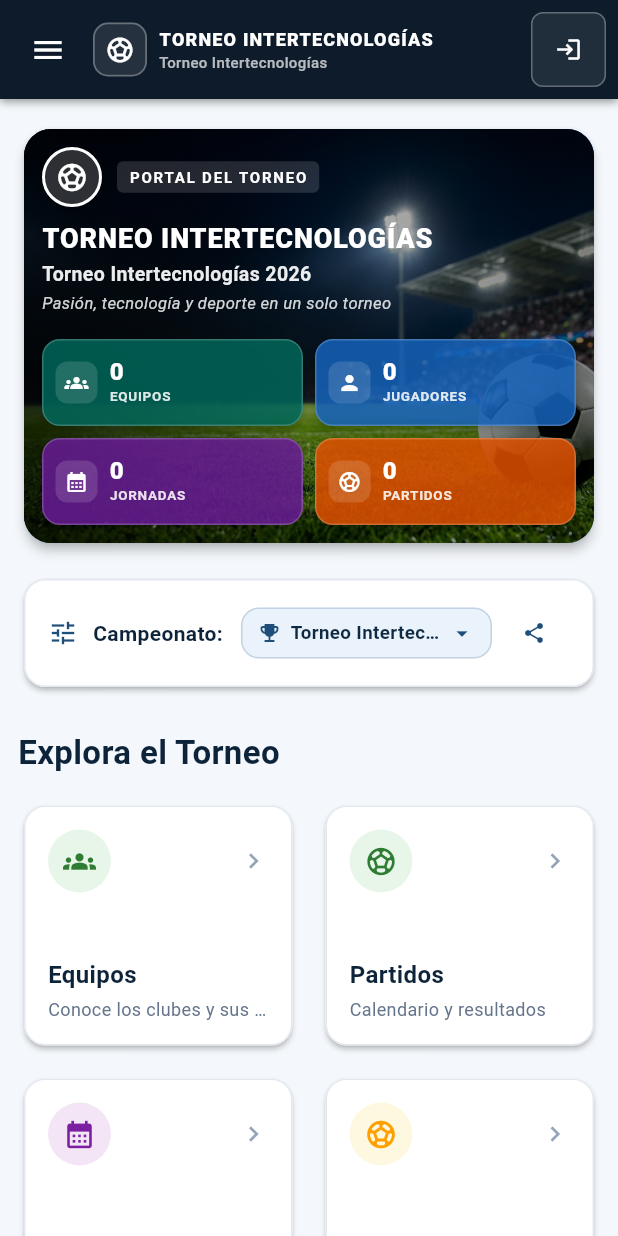
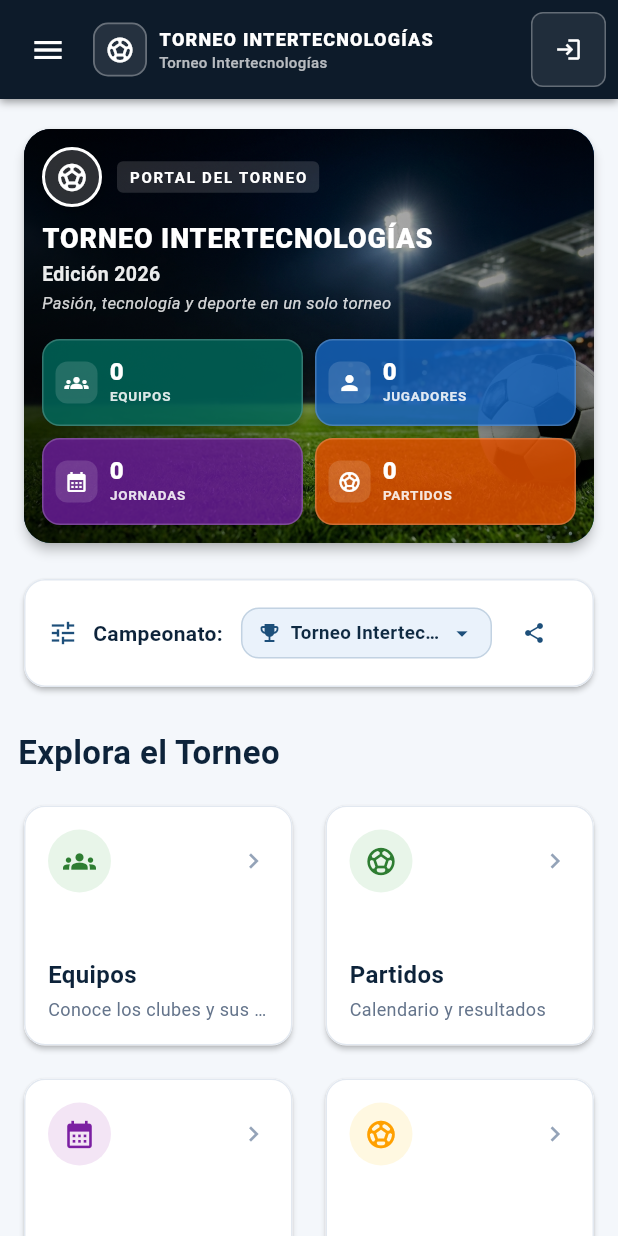
Before and after one commit to alvicelestes-cpu/torneo_intertecnologias_app, a Flutter app: the screen it shows after launch, on a phone screen of 412 x 824 dp. Run offline on Flutter 3.47's test engine with Material 3 defaults, Android fonts, the phone set to English and light mode, and no system bars; our stand-ins replace file_picker, image_picker, pdf, printing, shared_preferences; missing offline and left inert: dart:html; accounts and stored records are empty; network calls fail.

Commit message:
feat(portal): banner dinamico con nombre de torneo activo y edicion

```diff
--- a/lib/portal_publico_page.dart
+++ b/lib/portal_publico_page.dart
@@ -253,9 +253,12 @@ class _PortalPublicoPageState extends State<PortalPublicoPage> {
           ),
           Padding(
             padding: const EdgeInsets.all(16),
-            child: Text(
-              '© ${DateTime.now().year} Torneo Intertecnologías',
+            child: ListenableBuilder(
+              listenable: SessionManager(),
+              builder: (context, _) => Text(
+                '© ${DateTime.now().year} ${SessionManager().selectedCampeonatoNombre}',
                 style: const TextStyle(fontSize: 11, color: Colors.grey),
+              ),
             ),
           ),
         ],
@@ -563,9 +566,12 @@ class _PortalPublicoPageState extends State<PortalPublicoPage> {
 
                   // PIE DE PÁGINA
                   Center(
-                    child: Text(
-                      '© ${DateTime.now().year} Torneo Intertecnologías • Información oficial',
+                    child: ListenableBuilder(
+                      listenable: SessionManager(),
+                      builder: (context, _) => Text(
+                        '© ${DateTime.now().year} ${SessionManager().selectedCampeonatoNombre} • Información oficial',
                         style: const TextStyle(fontSize: 12, color: Colors.grey),
+                      ),
                     ),
                   ),
                   const SizedBox(height: 16),
@@ -695,6 +701,57 @@ class PublicHeaderBanner extends StatelessWidget {
         ),
       ),
     );
+  }
+
+  String _resolverTituloBanner(BuildContext context) {
+    final theme = TournamentTheme.of(context);
+    final session = SessionManager();
+    final nombre = session.selectedCampeonatoNombre.trim();
+    if (theme.isBanquita ||
+        SessionManager.isBanquitaIdentifier(session.selectedCampeonatoSlug) ||
+        nombre.toLowerCase().contains('banquita')) {
+      return 'TORNEO BANQUITA LOS ALTOS';
+    }
+    if (theme.isIntertecnologias && nombre.toLowerCase().contains('intertecnolog')) {
+      return 'TORNEO INTERTECNOLOGÍAS';
+    }
+    return nombre.isNotEmpty ? nombre.toUpperCase() : 'TORNEO INTERTECNOLOGÍAS';
+  }
+
+  String _resolverSubtituloBanner(BuildContext context) {
+    final theme = TournamentTheme.of(context);
+    final session = SessionManager();
+    final nombre = session.selectedCampeonatoNombre.trim();
+
+    if (theme.isBanquita ||
+        SessionManager.isBanquitaIdentifier(session.selectedCampeonatoSlug) ||
+        nombre.toLowerCase().contains('banquita')) {
+      return 'Edición 2026';
+    }
+
+    if (theme.isIntertecnologias || nombre.toLowerCase().contains('intertecnolog')) {
+      return 'Edición 2026';
+    }
+
+    final matchYear = RegExp(r'20\d\d').firstMatch(nombre);
+    if (matchYear != null) {
+      return 'Edición ${matchYear.group(0)}';
+    }
+    return 'Edición Oficial';
+  }
+
+  String _resolverLemaBanner(BuildContext context) {
+    final theme = TournamentTheme.of(context);
+    final session = SessionManager();
+    final nombre = session.selectedCampeonatoNombre.trim();
+
+    if (theme.isBanquita ||
+        SessionManager.isBanquitaIdentifier(session.selectedCampeonatoSlug) ||
+        nombre.toLowerCase().contains('banquita')) {
+      return 'Pasión, fútbol y deporte en comunidad';
+    }
+
+    return 'Pasión, tecnología y deporte en un solo torneo';
   }
 
   @override
@@ -854,9 +911,13 @@ class PublicHeaderBanner extends StatelessWidget {
                               ],
                             ),
                             const SizedBox(height: 10),
-                            // Título adaptado a todo el ancho sin compresión
+                            ListenableBuilder(
+                              listenable: SessionManager(),
+                              builder: (context, _) => Column(
+                                crossAxisAlignment: CrossAxisAlignment.start,
+                                children: [
                                   Text(
-                              'TORNEO INTERTECNOLOGÍAS',
+                                    _resolverTituloBanner(context),
                                     style: TextStyle(
                                       fontSize: titleFontSize,
                                       fontWeight: FontWeight.w900,
@@ -865,29 +926,33 @@ class PublicHeaderBanner extends StatelessWidget {
                                       height: 1.15,
                                     ),
                                     softWrap: true,
+                                    overflow: TextOverflow.visible,
+                                    maxLines: 2,
                                   ),
                                   const SizedBox(height: 4),
-                            ListenableBuilder(
-                              listenable: SessionManager(),
-                              builder: (context, _) => Text(
-                                SessionManager().selectedCampeonatoNombre,
+                                  Text(
+                                    _resolverSubtituloBanner(context),
                                     style: TextStyle(
                                       fontSize: isVerySmall ? 13.0 : 14.5,
                                       fontWeight: FontWeight.w600,
                                       color: Colors.white.withAlpha(235),
                                     ),
                                     softWrap: true,
-                              ),
+                                    overflow: TextOverflow.visible,
+                                    maxLines: 2,
                                   ),
                                   const SizedBox(height: 2),
                                   Text(
-                              'Pasión, tecnología y deporte en un solo torneo',
+                                    _resolverLemaBanner(context),
                                     style: TextStyle(
                                       color: Colors.white.withAlpha(210),
                                       fontSize: isVerySmall ? 11.0 : 12.5,
                                       fontStyle: FontStyle.italic,
                                     ),
                                     softWrap: true,
+                                  ),
+                                ],
+                              ),
                             ),
                           ],
                         )
@@ -947,10 +1012,13 @@ class PublicHeaderBanner extends StatelessWidget {
                                     ),
                                   ),
                                   const SizedBox(height: 5),
-
-                                  // Título: TORNEO INTERTECNOLOGÍAS
+                                  ListenableBuilder(
+                                    listenable: SessionManager(),
+                                    builder: (context, _) => Column(
+                                      crossAxisAlignment: CrossAxisAlignment.start,
+                                      children: [
                                         Text(
-                                    'TORNEO INTERTECNOLOGÍAS',
+                                          _resolverTituloBanner(context),
                                           style: TextStyle(
                                             fontSize: titleFontSize,
                                             fontWeight: FontWeight.w900,
@@ -963,12 +1031,8 @@ class PublicHeaderBanner extends StatelessWidget {
                                           maxLines: 2,
                                         ),
                                         const SizedBox(height: 4),
-
-                                  // Subtítulo
-                                  ListenableBuilder(
-                                    listenable: SessionManager(),
-                                    builder: (context, _) => Text(
-                                      SessionManager().selectedCampeonatoNombre,
+                                        Text(
+                                          _resolverSubtituloBanner(context),
                                           style: const TextStyle(
                                             fontSize: 15.0,
                                             fontWeight: FontWeight.w600,
@@ -978,16 +1042,16 @@ class PublicHeaderBanner extends StatelessWidget {
                                           overflow: TextOverflow.visible,
                                           maxLines: 2,
                                         ),
-                                  ),
                                         const SizedBox(height: 2),
-
-                                  // Lema
                                         Text(
-                                    'Pasión, tecnología y deporte en un solo torneo',
+                                          _resolverLemaBanner(context),
                                           style: TextStyle(
                                             color: Colors.white.withAlpha(210),
                                             fontSize: 13.0,
                                             fontStyle: FontStyle.italic,
+                                          ),
+                                        ),
+                                      ],
                                     ),
                                   ),
                                 ],
```
Also changed, not shown: 1 other file. Lines whose indentation alone changed are shown as unchanged.
